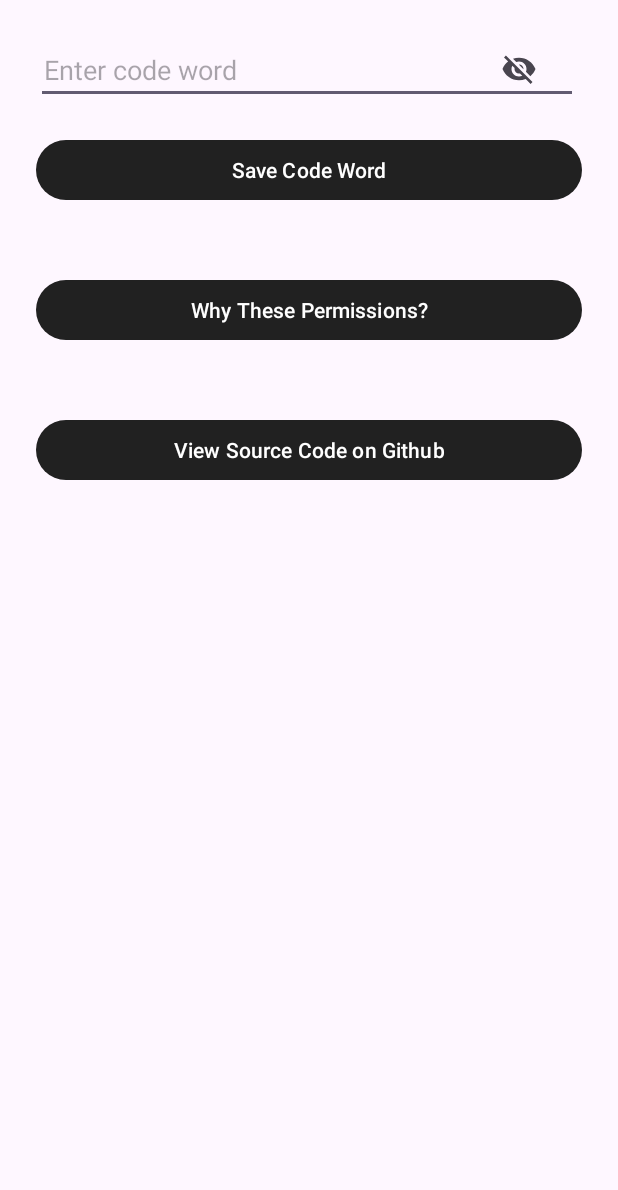
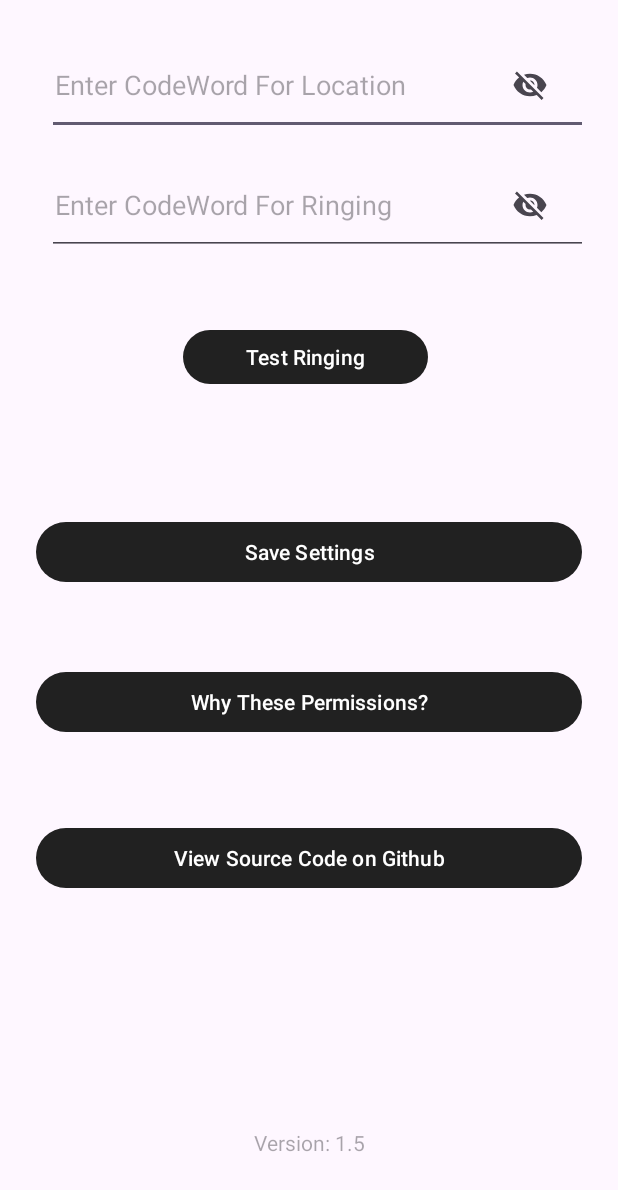
Before and after one commit to shad0wrider/FetchDroid, an Android app: the layout activity_main.xml on its own in the app's theme, with its tools: preview values and no code run, on a phone screen of 412 x 824 dp. Shown: the top 1190 px of the screen. Run offline under Robolectric (Android 15) with nearby library versions, the phone set to English and light mode, and no system bars.

Commit message:
Update activity_main.xml
Added Ring Input

```diff
--- a/app/src/main/res/layout/activity_main.xml
+++ b/app/src/main/res/layout/activity_main.xml
@@ -1,43 +1,104 @@
 <?xml version="1.0" encoding="utf-8"?>
-<LinearLayout xmlns:android="http://schemas.android.com/apk/res/android"
+<androidx.constraintlayout.widget.ConstraintLayout xmlns:android="http://schemas.android.com/apk/res/android"
     xmlns:app="http://schemas.android.com/apk/res-auto"
+    xmlns:tools="http://schemas.android.com/tools"
+    android:layout_width="match_parent"
+    android:layout_height="match_parent"
     android:orientation="vertical"
-    android:padding="24dp"
-    android:layout_width="match_parent"
-    android:layout_height="match_parent">
+    android:padding="24dp">
 
 
     <EditText
         android:id="@+id/codeInput"
         android:layout_width="361dp"
-        android:layout_height="wrap_content"
-        android:hint="Enter code word"
+        android:layout_height="66dp"
+        android:layout_marginLeft="12dp"
+        android:drawableEnd="@drawable/invisible_eye"
+        android:hint="Enter CodeWord For Location"
         android:inputType="textPassword"
-        android:drawableEnd="@drawable/invisible_eye"
         android:paddingStart="5dp"
         android:paddingEnd="27dp"
-        />
+        app:layout_constraintEnd_toEndOf="parent"
+        app:layout_constraintStart_toStartOf="parent"
+        app:layout_constraintTop_toTopOf="parent" />
+
+    <EditText
+        android:id="@+id/ringInput"
+        android:layout_width="361dp"
+        android:layout_height="66dp"
+        android:layout_marginLeft="12dp"
+        android:layout_marginTop="80dp"
+        android:drawableEnd="@drawable/invisible_eye"
+        android:hint="Enter CodeWord For Ringing"
+        android:inputType="textPassword"
+        android:paddingStart="5dp"
+        android:paddingEnd="27dp"
+        app:layout_constrainedWidth="true"
+        app:layout_constraintEnd_toEndOf="parent"
+        app:layout_constraintStart_toStartOf="parent"
+        app:layout_constraintTop_toTopOf="parent" />
+
+    <Button
+        android:id="@+id/button"
+        android:layout_width="163dp"
+        android:layout_height="44dp"
+        android:layout_marginTop="112dp"
+        android:text="Test Ringing"
+        android:textAlignment="center"
+        app:layout_constraintEnd_toEndOf="@id/saveButton"
+        app:layout_constraintHorizontal_bias="0.468"
+        app:layout_constraintStart_toStartOf="@id/ringInput"
+        app:layout_constraintTop_toTopOf="@id/ringInput" />
 
     <Button
         android:id="@+id/saveButton"
         android:layout_width="match_parent"
         android:layout_height="wrap_content"
-        android:layout_marginTop="20dp"
-        android:text="Save Code Word" />
+        android:layout_marginTop="320dp"
+        android:text="Save Settings"
+        android:textAlignment="center"
+        app:layout_constraintEnd_toEndOf="parent"
+        app:layout_constraintHorizontal_bias="0.0"
+        app:layout_constraintStart_toStartOf="parent"
+        app:layout_constraintTop_toTopOf="parent" />
 
     <Button
         android:id="@+id/whyperms"
         android:layout_width="match_parent"
         android:layout_height="wrap_content"
-        android:layout_marginTop="45dp"
-        android:text="@string/why_these_permissions" />
+        android:layout_marginTop="420dp"
+        android:text="@string/why_these_permissions"
+        android:textAlignment="center"
+        app:layout_constraintEnd_toEndOf="parent"
+        app:layout_constraintHorizontal_bias="0.0"
+        app:layout_constraintStart_toStartOf="parent"
+        app:layout_constraintTop_toTopOf="parent" />
 
     <Button
         android:id="@+id/sourcecode"
         android:layout_width="match_parent"
         android:layout_height="wrap_content"
-        android:layout_marginTop="45dp"
-        android:text="@string/sourcecode"/>
+        android:layout_marginTop="524dp"
+        android:text="@string/sourcecode"
+        android:textAlignment="center"
+        app:layout_constraintEnd_toEndOf="parent"
+        app:layout_constraintHorizontal_bias="1.0"
+        app:layout_constraintStart_toStartOf="parent"
+        app:layout_constraintTop_toTopOf="parent" />
+
+    <TextView
+        android:id="@+id/textView2"
+        android:layout_width="159dp"
+        android:layout_height="46dp"
+        android:layout_marginTop="148dp"
+        android:hint="Version: 1.5"
+        android:textAlignment="center"
+        app:layout_constraintBottom_toBottomOf="parent"
+        app:layout_constraintEnd_toEndOf="parent"
+        app:layout_constraintStart_toStartOf="parent"
+        app:layout_constraintTop_toBottomOf="@id/sourcecode"
+        app:layout_constraintVertical_bias="0.818"
+        tools:ignore="MissingConstraints" />
 
 
-</LinearLayout>
+</androidx.constraintlayout.widget.ConstraintLayout>
```
